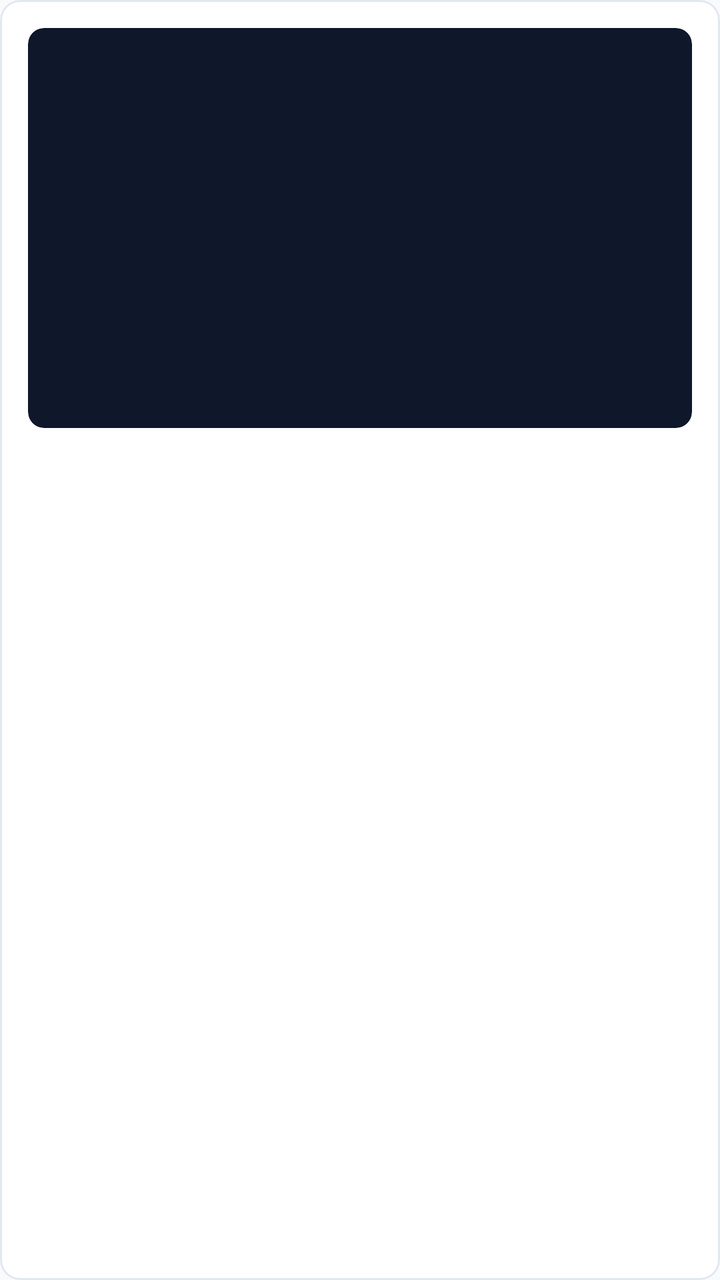
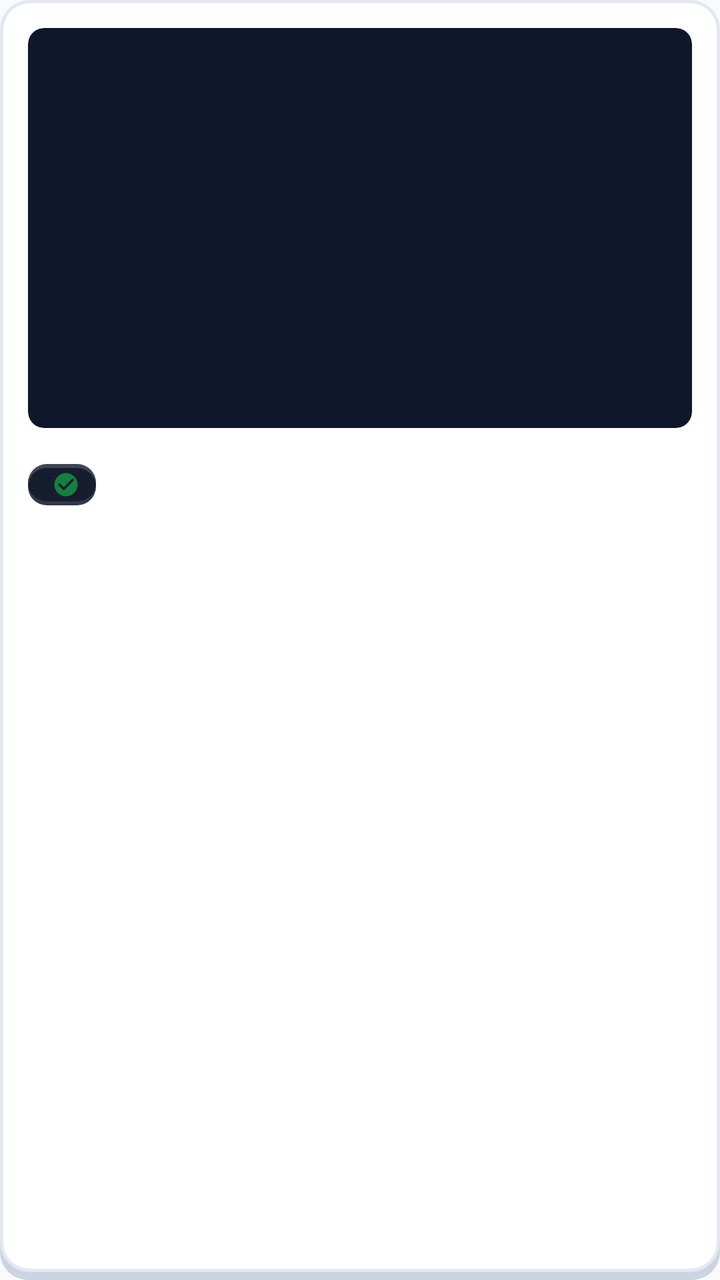

An Android layout rendered at two revisions. The XML below is the earlier revision; the diff shows what the commit changed to produce the second picture.
<!-- AndroidManifest.xml: application theme Theme.VisionHuntOnline -->
<!-- res/layout/item_captured_image.xml -->
<?xml version="1.0" encoding="utf-8"?>
<com.google.android.material.card.MaterialCardView xmlns:android="http://schemas.android.com/apk/res/android"
    xmlns:app="http://schemas.android.com/apk/res-auto"
    android:layout_width="match_parent"
    android:layout_height="wrap_content"
    android:layout_marginVertical="6dp"
    android:layoutDirection="rtl"
    android:textDirection="rtl"
    app:cardBackgroundColor="@color/card_background"
    app:cardCornerRadius="10dp"
    app:cardElevation="0dp"
    app:strokeColor="@color/card_stroke"
    app:strokeWidth="1dp">

    <LinearLayout
        android:layout_width="match_parent"
        android:layout_height="wrap_content"
        android:orientation="vertical"
        android:padding="14dp">

        <com.google.android.material.card.MaterialCardView
            android:layout_width="match_parent"
            android:layout_height="200dp"
            app:cardBackgroundColor="#0F172A"
            app:cardCornerRadius="8dp"
            app:cardElevation="0dp"
            app:strokeWidth="0dp">

            <ImageView
                android:id="@+id/iv_captured_image"
                android:layout_width="match_parent"
                android:layout_height="match_parent"
                android:adjustViewBounds="true"
                android:contentDescription="صورة الجسم المكتشف"
                android:scaleType="centerCrop" />

        </com.google.android.material.card.MaterialCardView>

        <LinearLayout
            android:layout_width="match_parent"
            android:layout_height="wrap_content"
            android:layout_marginTop="12dp"
            android:orientation="horizontal">

            <LinearLayout
                android:layout_width="0dp"
                android:layout_height="wrap_content"
                android:layout_weight="1"
                android:orientation="vertical">

                <TextView
                    android:id="@+id/tv_task_name_ar"
                    android:layout_width="wrap_content"
                    android:layout_height="wrap_content"
                    android:textColor="@color/text_primary"
                    android:textSize="18sp"
                    android:textStyle="bold" />

                <TextView
                    android:id="@+id/tv_task_name_en"
                    android:layout_width="wrap_content"
                    android:layout_height="wrap_content"
                    android:layout_marginTop="2dp"
                    android:textColor="@color/text_secondary"
                    android:textSize="13sp" />

            </LinearLayout>

            <LinearLayout
                android:layout_width="wrap_content"
                android:layout_height="wrap_content"
                android:gravity="end"
                android:orientation="vertical">

                <TextView
                    android:id="@+id/tv_score"
                    android:layout_width="wrap_content"
                    android:layout_height="wrap_content"
                    android:textColor="#16A34A"
                    android:textSize="14sp"
                    android:textStyle="bold" />

                <TextView
                    android:id="@+id/tv_timestamp"
                    android:layout_width="wrap_content"
                    android:layout_height="wrap_content"
                    android:layout_marginTop="4dp"
                    android:textColor="@color/text_secondary"
                    android:textSize="12sp" />

            </LinearLayout>

        </LinearLayout>

    </LinearLayout>

</com.google.android.material.card.MaterialCardView>
<!-- resources referenced by this layout -->
<resources>
  <color name="card_background">#FFFFFF</color>
  <color name="card_stroke">#E2E8F0</color>
  <color name="text_primary">#0F172A</color>
  <color name="text_secondary">#64748B</color>
  <style name="Theme.VisionHuntOnline" parent="Theme.Material3.DayNight.NoActionBar">
          <item name="colorPrimary">#16A34A</item>
          <item name="colorPrimaryVariant">#166534</item>
          <item name="colorOnPrimary">#FFFFFF</item>
          <item name="colorSecondary">#16A34A</item>
          <item name="colorOnSecondary">#FFFFFF</item>
          <item name="android:windowBackground">@color/screen_background</item>
          <item name="android:statusBarColor">@color/screen_background</item>
          <item name="android:windowLightStatusBar">true</item>
          <item name="android:navigationBarColor">@color/bottom_nav_background</item>
          <item name="android:windowLightNavigationBar">true</item>
      </style>
  <color name="screen_background">#F8FAFC</color>
  <color name="bottom_nav_background">#FFFFFF</color>
</resources>

<!-- the commit's change to res/layout/item_captured_image.xml (unified diff, before → after) -->
@@ -1,16 +1,14 @@
 <?xml version="1.0" encoding="utf-8"?>
-<com.google.android.material.card.MaterialCardView xmlns:android="http://schemas.android.com/apk/res/android"
+<FrameLayout xmlns:android="http://schemas.android.com/apk/res/android"
     xmlns:app="http://schemas.android.com/apk/res-auto"
+    android:id="@+id/card_captured_image"
     android:layout_width="match_parent"
     android:layout_height="wrap_content"
+    android:layout_marginHorizontal="2dp"
     android:layout_marginVertical="6dp"
+    android:background="@drawable/bg_3d_task_uncompleted"
     android:layoutDirection="rtl"
-    android:textDirection="rtl"
-    app:cardBackgroundColor="@color/card_background"
-    app:cardCornerRadius="10dp"
-    app:cardElevation="0dp"
-    app:strokeColor="@color/card_stroke"
-    app:strokeWidth="1dp">
+    android:textDirection="rtl">
 
     <LinearLayout
         android:layout_width="match_parent"
@@ -52,8 +50,8 @@
                     android:id="@+id/tv_task_name_ar"
                     android:layout_width="wrap_content"
                     android:layout_height="wrap_content"
-                    android:textColor="@color/text_primary"
-                    android:textSize="18sp"
+                    android:textColor="@color/task_title_ar_color"
+                    android:textSize="16sp"
                     android:textStyle="bold" />
 
                 <TextView
@@ -61,7 +59,7 @@
                     android:layout_width="wrap_content"
                     android:layout_height="wrap_content"
                     android:layout_marginTop="2dp"
-                    android:textColor="@color/text_secondary"
+                    android:textColor="@color/task_text_color"
                     android:textSize="13sp" />
 
             </LinearLayout>
@@ -72,26 +70,52 @@
                 android:gravity="end"
                 android:orientation="vertical">
 
-                <TextView
-                    android:id="@+id/tv_score"
+                <FrameLayout
+                    android:id="@+id/card_score_badge"
                     android:layout_width="wrap_content"
                     android:layout_height="wrap_content"
-                    android:textColor="#16A34A"
-                    android:textSize="14sp"
-                    android:textStyle="bold" />
+                    android:layout_marginTop="6dp"
+                    android:background="@drawable/bg_3d_badge">
+
+                    <LinearLayout
+                        android:layout_width="wrap_content"
+                        android:layout_height="wrap_content"
+                        android:gravity="center_vertical"
+                        android:orientation="horizontal"
+                        android:paddingHorizontal="8dp"
+                        android:paddingVertical="3dp">
+
+                        <ImageView
+                            android:id="@+id/iv_status_icon"
+                            android:layout_width="14dp"
+                            android:layout_height="14dp"
+                            android:contentDescription="حالة المهمة"
+                            android:src="@drawable/ic_checked"
+                            app:tint="#15803D" />
+
+                        <TextView
+                            android:id="@+id/tv_score"
+                            android:layout_width="wrap_content"
+                            android:layout_height="wrap_content"
+                            android:layout_marginStart="4dp"
+                            android:textSize="11sp"
+                            android:textStyle="bold" />
+
+                    </LinearLayout>
+
+                </FrameLayout>
 
                 <TextView
                     android:id="@+id/tv_timestamp"
                     android:layout_width="wrap_content"
                     android:layout_height="wrap_content"
-                    android:layout_marginTop="4dp"
+                    android:layout_marginTop="6dp"
                     android:textColor="@color/text_secondary"
-                    android:textSize="12sp" />
-
+                    android:textSize="11sp" />
             </LinearLayout>
 
         </LinearLayout>
 
     </LinearLayout>
 
-</com.google.android.material.card.MaterialCardView>
+</FrameLayout>
<!-- resource entries referenced after the edit -->
@@ -1,9 +1,47 @@
 <!-- resources referenced by this layout -->
 <resources>
-  <color name="card_background">#FFFFFF</color>
-  <color name="card_stroke">#E2E8F0</color>
-  <color name="text_primary">#0F172A</color>
+  <color name="task_text_color">#64748B</color>
+  <color name="task_title_ar_color">#0F172A</color>
   <color name="text_secondary">#64748B</color>
+  <!-- drawable bg_3d_badge (drawable) -->
+  <?xml version="1.0" encoding="utf-8"?>
+  <layer-list xmlns:android="http://schemas.android.com/apk/res/android">
+      <item android:top="2dp">
+          <shape>
+              <corners android:radius="100dp" />
+              <solid android:color="#CC020617" />
+          </shape>
+      </item>
+      <item android:bottom="2dp">
+          <shape>
+              <corners android:radius="100dp" />
+              <solid android:color="#CC0F172A" />
+          </shape>
+      </item>
+  </layer-list>
+  <!-- drawable bg_3d_task_uncompleted (drawable) -->
+  <?xml version="1.0" encoding="utf-8"?>
+  <layer-list xmlns:android="http://schemas.android.com/apk/res/android">
+      <item android:top="4dp">
+          <shape>
+              <corners android:radius="14dp" />
+              <solid android:color="@color/task_uncompleted_shadow" />
+          </shape>
+      </item>
+      <item android:bottom="4dp">
+          <shape>
+              <corners android:radius="14dp" />
+              <solid android:color="@color/task_uncompleted_bg" />
+              <stroke android:width="1.5dp" android:color="@color/task_uncompleted_stroke" />
+          </shape>
+      </item>
+  </layer-list>
+  <!-- drawable ic_checked (drawable) -->
+  <vector xmlns:android="http://schemas.android.com/apk/res/android" android:height="24dp" android:tint="#000000" android:viewportHeight="24" android:viewportWidth="24" android:width="24dp">
+        
+      <path android:fillColor="@android:color/white" android:pathData="M12,2C6.48,2 2,6.48 2,12s4.48,10 10,10 10,-4.48 10,-10S17.52,2 12,2zM10,17l-5,-5 1.41,-1.41L10,14.17l7.59,-7.59L19,8l-9,9z"/>
+      
+  </vector>
   <style name="Theme.VisionHuntOnline" parent="Theme.Material3.DayNight.NoActionBar">
           <item name="colorPrimary">#16A34A</item>
           <item name="colorPrimaryVariant">#166534</item>
@@ -16,6 +54,9 @@
           <item name="android:navigationBarColor">@color/bottom_nav_background</item>
           <item name="android:windowLightNavigationBar">true</item>
       </style>
+  <color name="task_uncompleted_shadow">#CBD5E1</color>
+  <color name="task_uncompleted_bg">#FFFFFF</color>
+  <color name="task_uncompleted_stroke">#E2E8F0</color>
   <color name="screen_background">#F8FAFC</color>
   <color name="bottom_nav_background">#FFFFFF</color>
 </resources>
